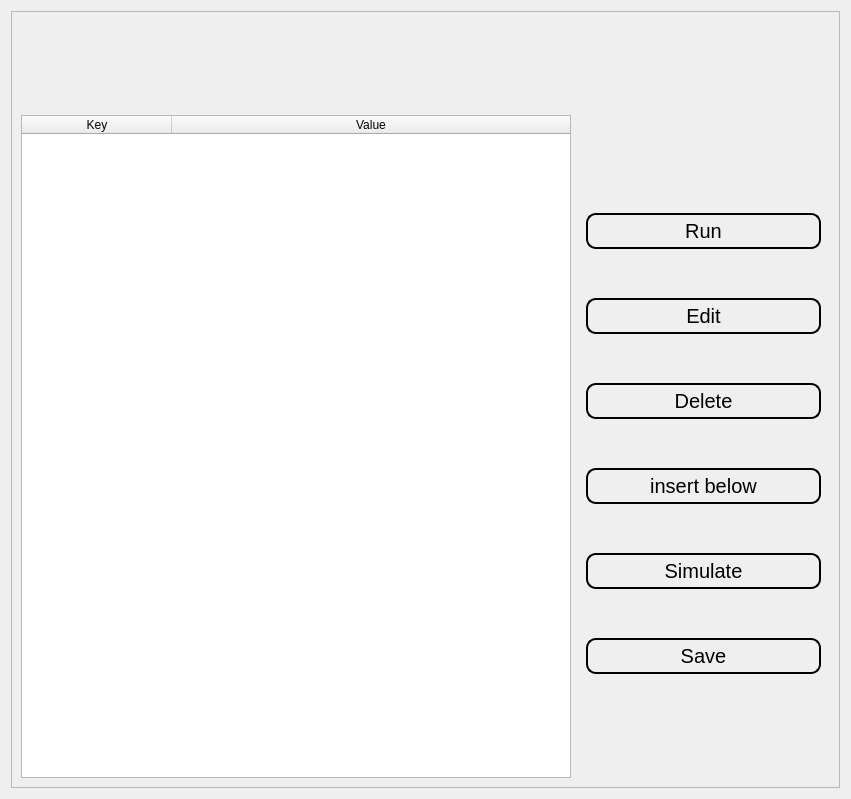
Achu-Worifung/quickMove, file ui/edite.ui: the form before one commit.
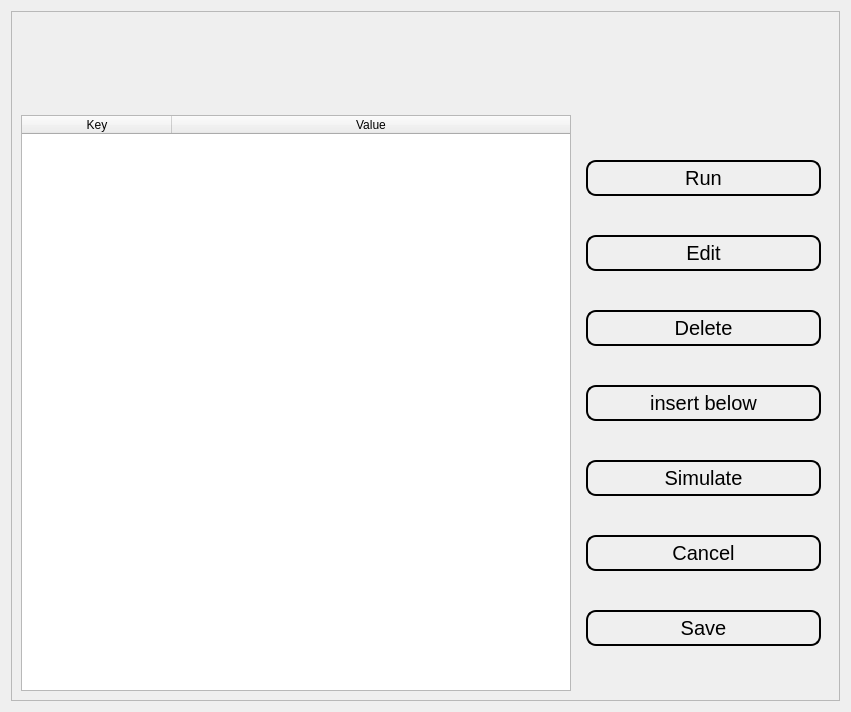
The form after the commit.

```diff
--- a/ui/edite.ui
+++ b/ui/edite.ui
@@ -7,7 +7,7 @@
     <x>0</x>
     <y>0</y>
     <width>851</width>
-    <height>799</height>
+    <height>712</height>
    </rect>
   </property>
   <property name="windowTitle">
@@ -25,7 +25,7 @@
         <x>0</x>
         <y>0</y>
         <width>831</width>
-        <height>779</height>
+        <height>692</height>
        </rect>
       </property>
       <property name="styleSheet">
@@ -254,6 +254,36 @@
               </property>
              </widget>
             </item>
+            <item row="7" column="0">
+             <widget class="QPushButton" name="saveButton">
+              <property name="minimumSize">
+               <size>
+                <width>150</width>
+                <height>25</height>
+               </size>
+              </property>
+              <property name="maximumSize">
+               <size>
+                <width>250</width>
+                <height>16777215</height>
+               </size>
+              </property>
+              <property name="styleSheet">
+               <string notr="true">
+
+    border-style: outset;
+    border-width: 2px;
+    border-radius: 10px;
+    border-color: black;
+    padding: 4px;
+font:20px
+</string>
+              </property>
+              <property name="text">
+               <string>Save</string>
+              </property>
+             </widget>
+            </item>
             <item row="5" column="0">
              <widget class="QPushButton" name="simButton">
               <property name="minimumSize">
@@ -281,36 +311,6 @@
               </property>
              </widget>
             </item>
-            <item row="6" column="0">
-             <widget class="QPushButton" name="saveButton">
-              <property name="minimumSize">
-               <size>
-                <width>150</width>
-                <height>25</height>
-               </size>
-              </property>
-              <property name="maximumSize">
-               <size>
-                <width>250</width>
-                <height>16777215</height>
-               </size>
-              </property>
-              <property name="styleSheet">
-               <string notr="true">
-
-    border-style: outset;
-    border-width: 2px;
-    border-radius: 10px;
-    border-color: black;
-    padding: 4px;
-font:20px
-</string>
-              </property>
-              <property name="text">
-               <string>Save</string>
-              </property>
-             </widget>
-            </item>
             <item row="4" column="0">
              <widget class="QPushButton" name="insertButton">
               <property name="styleSheet">
@@ -327,6 +327,21 @@
               </property>
              </widget>
             </item>
+            <item row="6" column="0">
+             <widget class="QPushButton" name="cancelButton">
+              <property name="styleSheet">
+               <string notr="true">    border-style: outset;
+    border-width: 2px;
+    border-radius: 10px;
+    border-color: black;
+    padding: 4px;
+font:20px</string>
+              </property>
+              <property name="text">
+               <string>Cancel</string>
+              </property>
+             </widget>
+            </item>
            </layout>
           </widget>
          </item>
```
